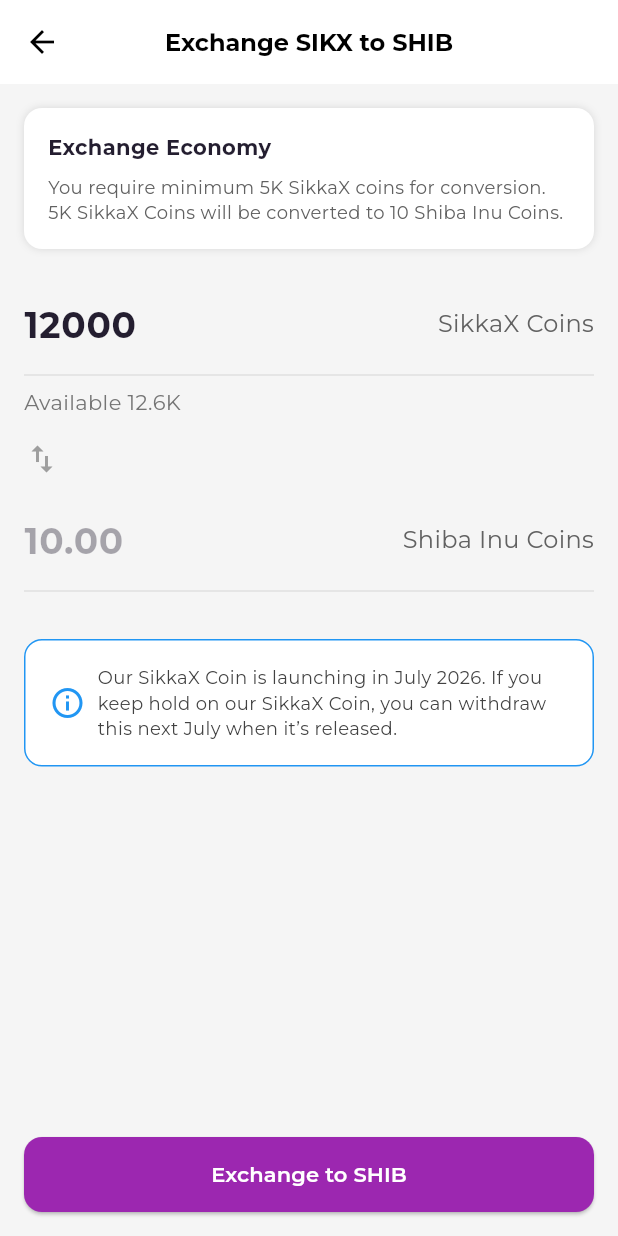
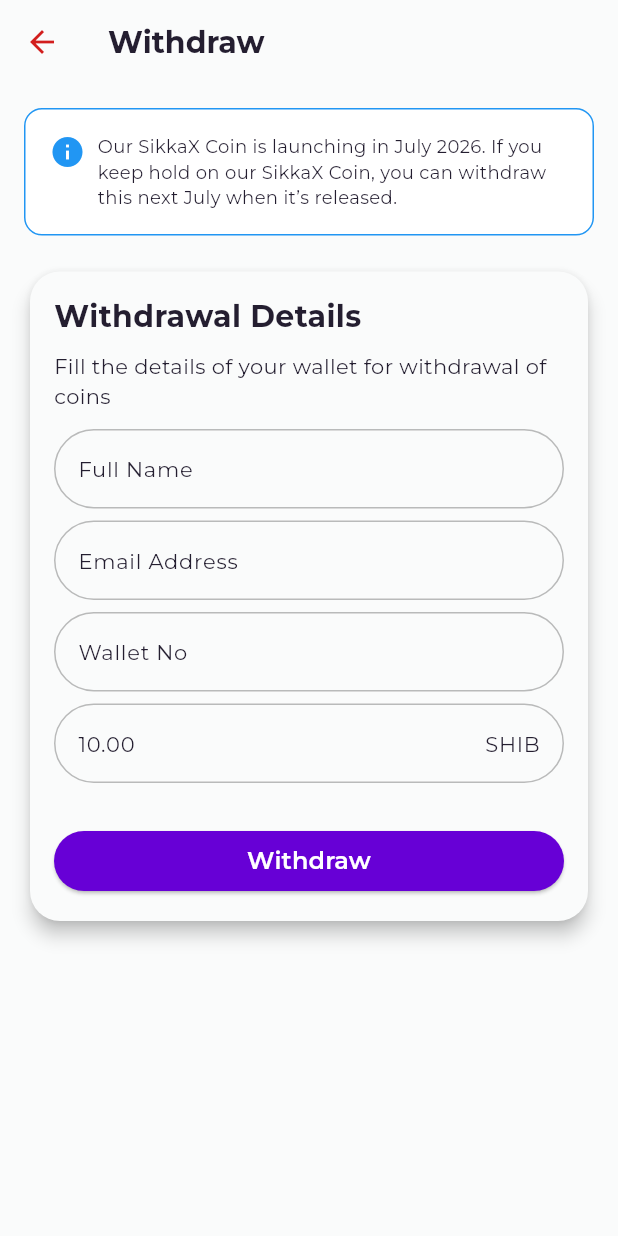
Before and after one commit to levantestudios5/sikka_wallet, a Flutter app: the screen it shows after launch, on a phone screen of 412 x 824 dp. Run offline on Flutter 3.47's test engine with Material 3 defaults, Android fonts, the phone set to English and light mode, and no system bars; our stand-ins replace another_flushbar, dio, event_bus, flutter_mobx, get_it, google_fonts and 3 more; generated files the repository leaves out were written again; project files that could hold a hidden picture were left out.

Commit message:
style(withdraw): added withdraw screen

```diff
--- a/assets/json/wallet_card.json
+++ b/assets/json/wallet_card.json
@@ -9,15 +9,15 @@
   },
   {
     "id": 2,
-    "icon": "assets/icons/ic_appicon.png",
-    "balance": "BTC 0.045",
-    "description": "Available Bitcoin",
+    "icon": "assets/icons/shiba.png",
+    "balance": "SHIBA 0.045",
+    "description": "Available Shiba Inu",
     "buttonText": "Exchange",
     "buttonIcon": "exchange_icon"
   },
   {
     "id": 3,
-    "icon": "assets/icons/ic_appicon.png",
+    "icon": "assets/icons/shiba.png",
     "balance": "ETH 1.20",
     "description": "Available Ethereum",
     "buttonText": "Exchange",
--- a/assets/lang/en.json
+++ b/assets/lang/en.json
@@ -64,5 +64,12 @@
   "available": "Available",
   "launch_message": "Our SikkaX Coin is launching in July 2026. If you keep hold on our SikkaX Coin, you can withdraw this next July when it’s released.",
   "exchange_button": "Exchange to SHIB",
-  "exchange_end": "-------------------------------------------------------------------------------------"
+  "exchange_end": "-------------------------------------------------------------------------------------",
+  "withdraw_info": "Our SikkaX Coin is launching in July 2026. If you keep hold on our SikkaX Coin, you can withdraw this next July when it’s released.",
+  "withdrawal_details": "Withdrawal Details",
+  "withdrawal_description": "Fill the details of your wallet for withdrawal of coins",
+  "wallet_no": "Wallet No",
+  "withdrawal_pending": "Withdrawal Pending",
+  "withdrawal_message": "We’ve sent a confirmation email to ",
+  "withdraw_end": "-------------------------------------------------------------------------------------"
 }
--- a/lib/constants/app_theme.dart
+++ b/lib/constants/app_theme.dart
@@ -116,6 +116,8 @@
   static const _bold = FontWeight.w700;
 
   static const Color primaryColor = Color(0xFF8A2BE2);
+  static const Color primaryDarkColor = Color(0xFF6700D6);
+
   static const Color backgroundColor = Colors.white;
   static const Color textColor = Colors.black;
   static const Color greyText = Colors.grey;
--- a/lib/constants/dimens.dart
+++ b/lib/constants/dimens.dart
@@ -66,8 +66,14 @@
   static const double borderRadiusLarge = 20.0;
   static const double borderWidth = 2.0;
   // Exchange screen
-
   static const double buttonHeightLarge = 50.0;
   static const double iconSize = 24.0;
   static const double textSizeLarge = 24.0;
+  // withdraw screen
+  static const double padding = 16.0;
+  static const double titleSize = 20.0;
+  static const double textSize = 14.0;
+  static const double buttonTextSize = 16.0;
+  static const double dialogRadius = 20.0;
+
 }
--- a/lib/presentation/my_app.dart
+++ b/lib/presentation/my_app.dart
@@ -10,6 +10,7 @@
 import 'package:sikka_wallet/presentation/registration/signin_screen.dart';
 import 'package:sikka_wallet/presentation/wallet/exchange_screen.dart';
 import 'package:sikka_wallet/presentation/wallet/wallet_screen.dart';
+import 'package:sikka_wallet/presentation/wallet/widraw_screen.dart';
 import 'package:sikka_wallet/utils/locale/app_localization.dart';
 import 'package:sikka_wallet/utils/routes/routes.dart';
 import 'package:flutter/material.dart';
@@ -50,7 +51,7 @@
             // Built-in localization of basic text for Cupertino widgets
             GlobalCupertinoLocalizations.delegate,
           ],
-          home: _userStore.isLoggedIn ? ExchangeScreen() : ExchangeScreen(),
+          home: _userStore.isLoggedIn ? WithdrawScreen() : WithdrawScreen(),
         );
       },
     );
--- /dev/null
+++ b/lib/presentation/wallet/widraw_screen.dart
@@ -0,0 +1,236 @@
+import 'package:flutter/material.dart';
+import 'package:sikka_wallet/constants/app_theme.dart';
+import 'package:sikka_wallet/constants/dimens.dart';
+import 'package:sikka_wallet/utils/locale/app_localization.dart';
+
+class WithdrawScreen extends StatelessWidget {
+  final TextEditingController nameController = TextEditingController();
+  final TextEditingController emailController = TextEditingController();
+  final TextEditingController walletController = TextEditingController();
+  final TextEditingController amountController =
+      TextEditingController(text: "10.00");
+
+  @override
+  Widget build(BuildContext context) {
+    return Scaffold(
+      appBar: AppBar(
+        leading: IconButton(
+          icon: Icon(Icons.arrow_back, size: Dimens.iconSize),
+          onPressed: () => Navigator.pop(context),
+        ),
+        title: Text(AppLocalizations.of(context).translate('withdraw'),
+            style: TextStyle(fontSize: Dimens.titleSize)),
+        elevation: 0,
+      ),
+      body: GestureDetector(
+        onTap: () => FocusScope.of(context).unfocus(),
+        // Hide keyboard when tapping outside
+        child: SingleChildScrollView(
+          padding: EdgeInsets.all(Dimens.padding),
+          child: Column(
+            crossAxisAlignment: CrossAxisAlignment.start,
+            children: [
+              _buildInfoCard(context),
+              SizedBox(height: Dimens.spacingLarge),
+              _buildWithdrawalForm(context),
+            ],
+          ),
+        ),
+      ),
+    );
+  }
+
+  /// 🔹 Information Card (Blue Box)
+  Widget _buildInfoCard(BuildContext context) {
+    return Container(
+      padding: EdgeInsets.all(Dimens.padding),
+      decoration: BoxDecoration(
+        color: Colors.white,
+        borderRadius: BorderRadius.circular(Dimens.borderRadius),
+        border: Border.all(color: Colors.blue),
+      ),
+      child: Row(
+        crossAxisAlignment: CrossAxisAlignment.start,
+        children: [
+          Icon(Icons.info, color: Colors.blue, size: Dimens.iconSize),
+          SizedBox(width: Dimens.spacingSmall),
+          Expanded(
+            child: Text(
+              AppLocalizations.of(context).translate('withdraw_info'),
+              style: TextStyle(fontSize: Dimens.defaultFontSize),
+            ),
+          ),
+        ],
+      ),
+    );
+  }
+
+  /// 🔹 Withdrawal Form UI
+  Widget _buildWithdrawalForm(BuildContext context) {
+    return Card(
+      shape: RoundedRectangleBorder(
+        borderRadius: BorderRadius.circular(Dimens.cardRadius),
+      ),
+      elevation: Dimens.cardElevation,
+      child: Padding(
+        padding: EdgeInsets.all(Dimens.padding),
+        child: Column(
+          crossAxisAlignment: CrossAxisAlignment.start,
+          children: [
+            Text(AppLocalizations.of(context).translate('withdrawal_details'),
+                style: TextStyle(
+                    fontSize: Dimens.titleSize, fontWeight: FontWeight.bold)),
+            SizedBox(height: Dimens.spacingSmall),
+            Text(
+                AppLocalizations.of(context)
+                    .translate('withdrawal_description'),
+                style: TextStyle(fontSize: Dimens.textSize)),
+            SizedBox(height: Dimens.spacingMedium),
+            _buildTextField(context, nameController, 'full_name'),
+            _buildTextField(context, emailController, 'email'),
+            _buildTextField(context, walletController, 'wallet_no'),
+            _buildAmountField(context),
+            SizedBox(height: Dimens.spacingLarge),
+            _buildWithdrawButton(context),
+          ],
+        ),
+      ),
+    );
+  }
+
+  /// 🔹 Generic Text Field
+  Widget _buildTextField(
+      BuildContext context, TextEditingController controller, String labelKey) {
+    return Padding(
+      padding: EdgeInsets.only(bottom: Dimens.spacingSmall),
+      child: TextFormField(
+        controller: controller,
+        decoration: InputDecoration(
+          hintText: AppLocalizations.of(context).translate(labelKey),
+          border: OutlineInputBorder(
+            borderRadius: BorderRadius.circular(Dimens.buttonRadius),
+          ),
+          enabledBorder: OutlineInputBorder(
+            borderRadius: BorderRadius.circular(Dimens.buttonRadius),
+            borderSide:
+                const BorderSide(color: Colors.black26), // Light black border
+          ),
+          focusedBorder: OutlineInputBorder(
+            borderRadius: BorderRadius.circular(Dimens.buttonRadius),
+            borderSide: const BorderSide(
+                color: Colors.black26,
+                width: 1.0), // Slightly thicker when focused
+          ),
+        ),
+      ),
+    );
+  }
+
+  /// 🔹 Amount Field with "SHIB" Label
+  Widget _buildAmountField(BuildContext context) {
+    return Padding(
+      padding: EdgeInsets.only(bottom: Dimens.spacingSmall),
+      child: TextFormField(
+        controller: amountController,
+        readOnly: true,
+        decoration: InputDecoration(
+          hintText: "10.00",
+          suffixText: "SHIB",
+          border: OutlineInputBorder(
+            borderRadius: BorderRadius.circular(Dimens.buttonRadius),
+          ),
+          enabledBorder: OutlineInputBorder(
+            borderRadius: BorderRadius.circular(Dimens.buttonRadius),
+            borderSide:
+                const BorderSide(color: Colors.black26), // Light black border
+          ),
+          focusedBorder: OutlineInputBorder(
+            borderRadius: BorderRadius.circular(Dimens.buttonRadius),
+            borderSide: const BorderSide(
+                color: Colors.black26,
+                width: 1.0), // Slightly thicker when focused
+          ),
+        ),
+      ),
+    );
+  }
+
+  /// 🔹 Withdraw Button
+  Widget _buildWithdrawButton(BuildContext context) {
+    return SizedBox(
+      width: double.infinity,
+      child: ElevatedButton(
+        style: ElevatedButton.styleFrom(
+          backgroundColor: AppThemeData.primaryDarkColor,
+          shape: RoundedRectangleBorder(
+              borderRadius: BorderRadius.circular(Dimens.buttonRadius)),
+          padding: EdgeInsets.all(Dimens.buttonPadding),
+        ),
+        onPressed: () {
+          showWithdrawalPendingPopup(context, emailController.text);
+        },
+        child: Text(AppLocalizations.of(context).translate('withdraw'),
+            style: TextStyle(
+                fontSize: Dimens.buttonTextSize, color: Colors.white)),
+      ),
+    );
+  }
+
+  void showWithdrawalPendingPopup(BuildContext context, String maskedEmail) {
+    showDialog(
+      context: context,
+      builder: (BuildContext context) {
+        return Dialog(
+          shape: RoundedRectangleBorder(
+              borderRadius: BorderRadius.circular(Dimens.dialogRadius)),
+          child: Padding(
+            padding: EdgeInsets.all(Dimens.padding),
+            child: Column(
+              mainAxisSize: MainAxisSize.min,
+              mainAxisAlignment: MainAxisAlignment.center,
+              crossAxisAlignment: CrossAxisAlignment.center,
+              children: [
+                Align(
+                  alignment: Alignment.topRight,
+                  child: IconButton(
+                    icon: Icon(Icons.close, size: Dimens.iconSize),
+                    onPressed: () => Navigator.pop(context),
+                  ),
+                ),
+                Row(
+                  mainAxisAlignment: MainAxisAlignment.center,
+                  children: [
+                    Image.asset('assets/icons/shiba.png',
+                        width: Dimens.iconSizeLarge),
+                    SizedBox(
+                      width: Dimens.paddingSmall,
+                    ),
+                    Icon(Icons.arrow_forward, size: Dimens.iconSize),
+                    SizedBox(
+                      width: Dimens.paddingSmall,
+                    ),
+                    Image.asset('assets/icons/wallet.png',
+                        width: Dimens.iconSizeLarge),
+                  ],
+                ),
+                SizedBox(height: Dimens.appBarFontSize),
+                Text(
+                  AppLocalizations.of(context).translate('withdrawal_pending'),
+                  style: TextStyle(
+                      fontSize: Dimens.titleSize, fontWeight: FontWeight.bold),
+                ),
+                SizedBox(height: Dimens.spacingSmall),
+                Text(
+                  "${AppLocalizations.of(context).translate('withdrawal_message')} $maskedEmail.",
+                  textAlign: TextAlign.center,
+                  style: TextStyle(fontSize: Dimens.textSize),
+                ),
+                SizedBox(height: Dimens.spacingMedium),
+              ],
+            ),
+          ),
+        );
+      },
+    );
+  }
+}
```
Also changed, not shown: assets/icons/shiba.png (added), assets/icons/wallet.png (added).
